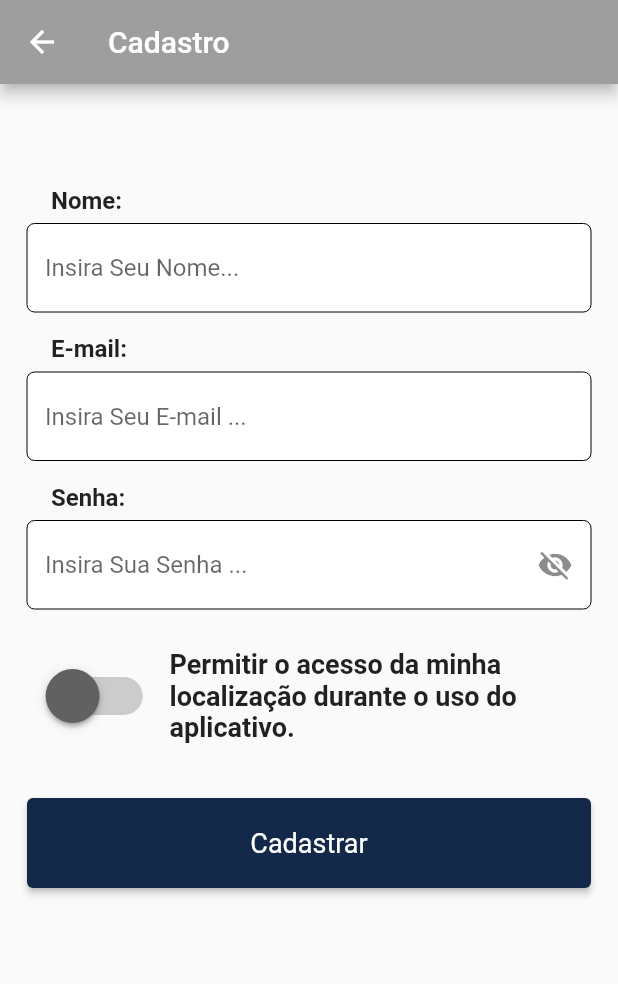
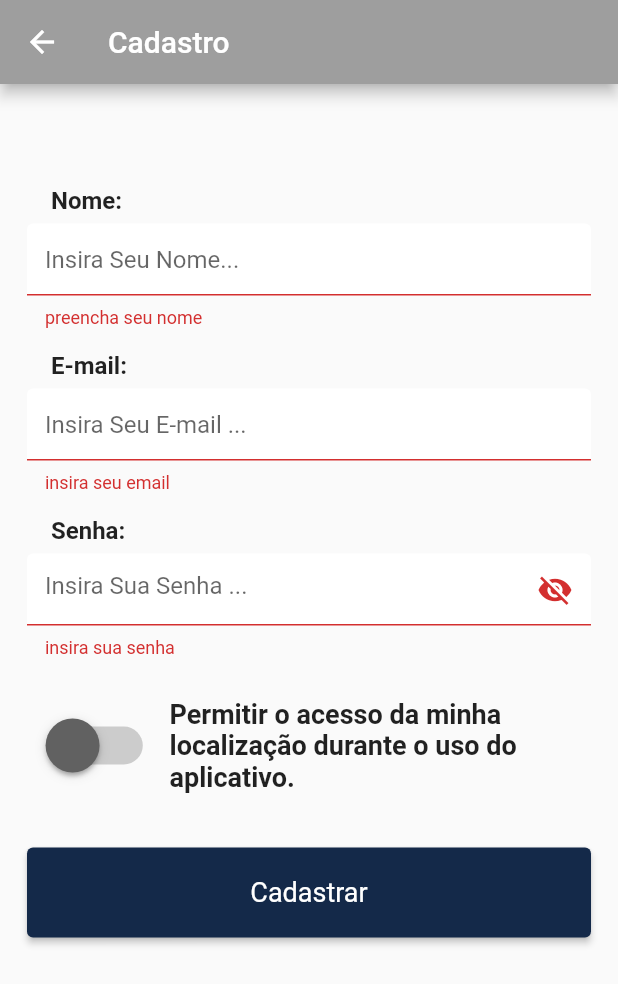
Before and after one commit to cesarsouzad/Flutter_maps_real_time, a Flutter app: the Cadastro screen opened by its route, after a tap on "Cadastrar", on a phone screen of 412 x 824 dp. Shown: the top 984 px of the screen. Run offline on Flutter 3.47's test engine with Material 2 defaults, Android fonts, the phone set to English and light mode, and no system bars; our stand-ins replace geolocator, google_maps_flutter, permission_handler.

Commit message:
validação da pagina cadastro

```diff
--- a/lib/login/login.dart
+++ b/lib/login/login.dart
@@ -1,10 +1,8 @@
-import 'package:dio/dio.dart';
 import 'package:flutter/material.dart';
 import 'package:flutter/services.dart';
 import 'package:primeiro_projeto_flutter/login/login_api.dart';
 import 'package:primeiro_projeto_flutter/pages/home.dart';
 import 'package:primeiro_projeto_flutter/utils/colors_standard.dart';
-import 'package:http/http.dart' as http;
 
 class HomePage extends StatefulWidget {
   const HomePage({super.key});
@@ -23,13 +21,15 @@ class _HomePageState extends State<HomePage> {
     String email = _emailController.text;
     String password = _passwordController.text;
 
-    var usuario = LoginApi.login(email, password);
-    // ignore: unnecessary_null_comparison
-    if (usuario != null) {
+    bool loginSucess = await LoginApi.login(email, password);
+
+    if (loginSucess) {
       Navigator.of(context)
           .pushReplacement(MaterialPageRoute(builder: (context) => Home()));
     } else {
-      AlertDialog(semanticLabel: "login invalido");
+      setState(() {
+        _errorMessage = "E-mail ou Senha Inválido!";
+      });
     }
   }
 
--- a/lib/pages/cadastro.dart
+++ b/lib/pages/cadastro.dart
@@ -9,10 +9,13 @@ class Cadastro extends StatefulWidget {
 }
 
 class _CadastroState extends State<Cadastro> {
+  final TextEditingController _nomeController = TextEditingController();
+  final TextEditingController _emailController = TextEditingController();
   final TextEditingController _passwordController = TextEditingController();
   bool _isObscure = true;
+  bool isSwitchedOn = false;
 
-  bool isSwitchedOn = false;
+  GlobalKey<FormState> _formKey = GlobalKey<FormState>();
 
   @override
   Widget build(BuildContext context) {
@@ -26,6 +29,8 @@ class _CadastroState extends State<Cadastro> {
         child: Padding(
           padding: const EdgeInsets.only(top: 50),
           child: SingleChildScrollView(
+            child: Form(
+              key: _formKey,
               child: Column(
                 mainAxisAlignment: MainAxisAlignment.start,
                 crossAxisAlignment: CrossAxisAlignment.center,
@@ -50,7 +55,14 @@ class _CadastroState extends State<Cadastro> {
                   ),
                   Padding(
                     padding: const EdgeInsets.only(bottom: 15),
-                  child: TextField(
+                    child: TextFormField(
+                      controller: _nomeController,
+                      validator: (value) {
+                        if (value == null || value.isEmpty) {
+                          return 'preencha seu nome';
+                        }
+                        return null;
+                      },
                       //nome
                       decoration: InputDecoration(
                         filled: true,
@@ -91,7 +103,18 @@ class _CadastroState extends State<Cadastro> {
                     padding: const EdgeInsets.only(
                       bottom: 15,
                     ),
-                  child: TextField(
+                    child: TextFormField(
+                      controller: _emailController,
+                      validator: (value) {
+                        if (value == null || value.isEmpty) {
+                          return 'insira seu email';
+                        } else if (!RegExp(
+                                r'^[a-zA-Z0-9.]+@[a-zA-Z0-9]+\.[a-zA-Z]+')
+                            .hasMatch(value)) {
+                          return 'insira um email valido';
+                        }
+                        return null;
+                      },
                       //email
                       decoration: InputDecoration(
                         filled: true,
@@ -128,10 +151,18 @@ class _CadastroState extends State<Cadastro> {
                       ),
                     ],
                   ),
-                TextField(
+                  TextFormField(
                     //senha
                     controller: _passwordController,
                     obscureText: _isObscure,
+                    validator: (value) {
+                      if (value == null || value.isEmpty) {
+                        return 'insira sua senha';
+                      } else if (value.length < 6) {
+                        return 'deve conter no minimo 6 digitos';
+                      }
+                      return null;
+                    },
                     decoration: InputDecoration(
                       filled: true,
                       fillColor: Colors.white,
@@ -175,14 +206,16 @@ class _CadastroState extends State<Cadastro> {
                                 onChanged: (newValue) {
                                   setState(() {
                                     isSwitchedOn = newValue;
-                                  print(isSwitchedOn ? 'ligado' : 'desligado');
+                                    print(
+                                        isSwitchedOn ? 'ligado' : 'desligado');
                                   });
                                 },
                                 activeColor: Colors.blueAccent,
                                 inactiveThumbColor: Colors.grey[700],
                                 activeTrackColor:
                                     Colors.blueGrey.withOpacity(0.5),
-                              inactiveTrackColor: Colors.grey.withOpacity(0.5),
+                                inactiveTrackColor:
+                                    Colors.grey.withOpacity(0.5),
                                 materialTapTargetSize:
                                     MaterialTapTargetSize.shrinkWrap,
                               ),
@@ -206,14 +239,18 @@ class _CadastroState extends State<Cadastro> {
                     padding: const EdgeInsets.only(top: 30.0),
                     child: ElevatedButton(
                       onPressed: () {
-                      print('Cadastrado');
+                        if (_formKey.currentState!.validate()) {
+                          _register();
+                        }
+                        //print('Cadastrado');
                       },
                       style: ElevatedButton.styleFrom(
                           padding: EdgeInsets.symmetric(
                               horizontal: 0.0), // espaçamento
                           minimumSize: const Size(
                               double.infinity, 60), //tamanho mínimo do botão
-                        textStyle: TextStyle(fontSize: 18), // tamanho da fonte
+                          textStyle:
+                              TextStyle(fontSize: 18), // tamanho da fonte
                           backgroundColor: botoesApp),
                       child: Text('Cadastrar'),
                     ),
@@ -223,6 +260,13 @@ class _CadastroState extends State<Cadastro> {
             ),
           ),
         ),
+      ),
     );
   }
+
+  void _register() {
+    String nome = _nomeController.text;
+    String email = _emailController.text;
+    String senha = _passwordController.text;
   }
+}
```
Also changed, not shown: lib/login/login_api.dart (+22 -3 lines), lib/login/usuario.dart (deleted, +0 -46 lines). Lines whose indentation alone changed are shown as unchanged.
